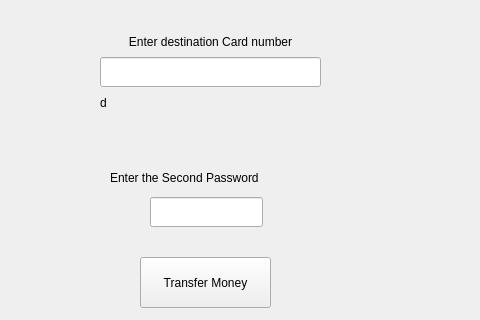
Above: UIAP_Final/costumerpanel.ui from a-HA7-z/UIAP_Final before the change; both pictures show x 530 to 1010 and y 293 to 613 of the 1102 by 701 pixel window. Below: the same form after it.
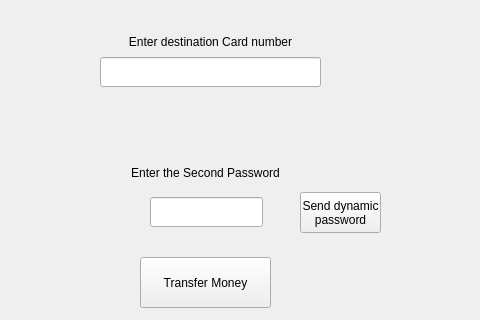
That is the form after the change. The open tabs and pages were chosen to show the change.

```diff
--- a/UIAP_Final/costumerpanel.ui
+++ b/UIAP_Final/costumerpanel.ui
@@ -285,12 +285,15 @@
        <x>170</x>
        <y>370</y>
        <width>191</width>
-       <height>41</height>
+       <height>31</height>
       </rect>
      </property>
      <property name="text">
       <string>Enter the Second Password</string>
      </property>
+     <property name="alignment">
+      <set>Qt::AlignmentFlag::AlignCenter</set>
+     </property>
     </widget>
     <widget class="QLabel" name="destCardInfoLabel">
      <property name="geometry">
@@ -302,7 +305,7 @@
       </rect>
      </property>
      <property name="text">
-      <string>d</string>
+      <string/>
      </property>
     </widget>
     <widget class="QLabel" name="label_16">
@@ -344,6 +347,23 @@
       </rect>
      </property>
     </widget>
+    <widget class="QPushButton" name="dynamicPassButton">
+     <property name="geometry">
+      <rect>
+       <x>360</x>
+       <y>405</y>
+       <width>81</width>
+       <height>41</height>
+      </rect>
+     </property>
+     <property name="styleSheet">
+      <string notr="true">font: 7pt &quot;Segoe UI&quot;;</string>
+     </property>
+     <property name="text">
+      <string>Send dynamic
+password</string>
+     </property>
+    </widget>
    </widget>
    <widget class="QWidget" name="changePinPage">
     <widget class="QPushButton" name="checkCardNumber">
```
Left out of the diff: 2 changed lines with no effect on the pictures.
